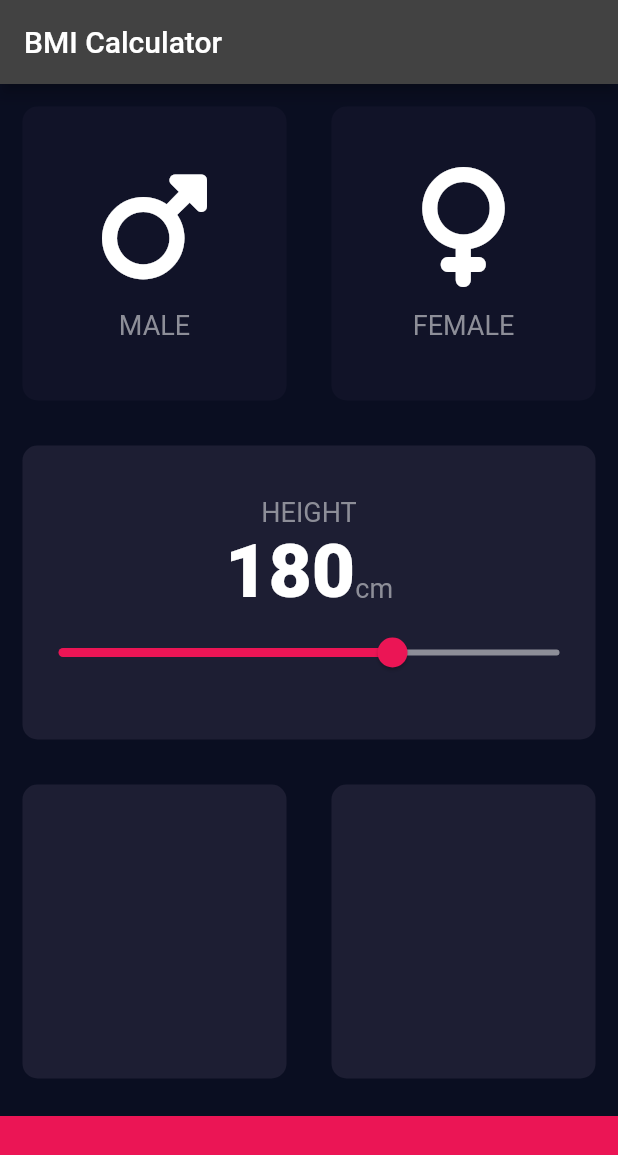
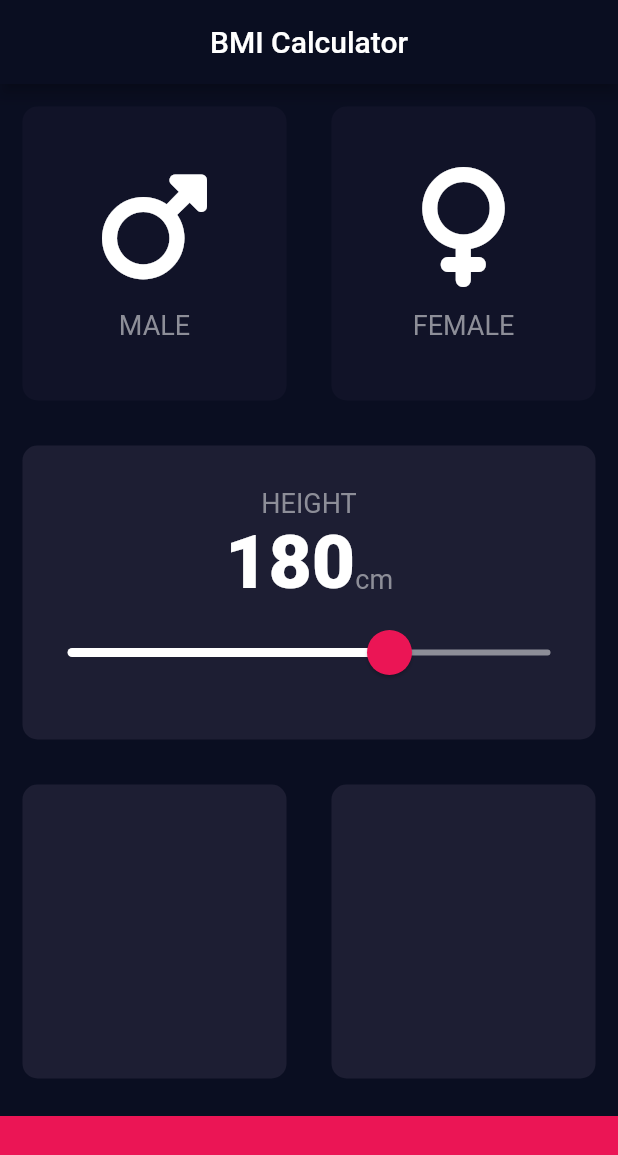
Before and after one commit to hshehabu/flutter-bmi-calculator, a Flutter app: the screen it shows after launch, on a phone screen of 412 x 824 dp. Shown: the top 1155 px of the screen. Run offline on Flutter 3.47's test engine with Material 2 defaults, Android fonts, the phone set to English and light mode, and no system bars; our stand-ins replace font_awesome_flutter.

Commit message:
slider finalized

```diff
--- a/lib/input_page.dart
+++ b/lib/input_page.dart
@@ -86,13 +86,20 @@ class _InputPageState extends State<InputPage> {
                                 'cm',
                                 style: kLabelStyle,
                               ),
-
                             ],
                           ),
-                          Slider(
-                            activeColor: kBottomContainerColor,
-                            inactiveColor: const Color(0xFF8D8E98),
+                          SliderTheme(
+                            data: SliderTheme.of(context).copyWith(
+                              activeTrackColor: Colors.white,
+                              inactiveTrackColor: const Color(0xFF8D8E98),
                               thumbColor: kBottomContainerColor,
+                              overlayColor: const Color(0x29EB1555),
+                              thumbShape: const RoundSliderThumbShape(
+                                  enabledThumbRadius: 15.0),
+                              overlayShape: const RoundSliderOverlayShape(
+                                  overlayRadius: 30.0),
+                            ),
+                            child: Slider(
                               max: 220.0,
                               min: 100.0,
                               value: height.toDouble(),
@@ -101,6 +108,7 @@ class _InputPageState extends State<InputPage> {
                                   height = value.round();
                                 });
                               },
+                            ),
                           )
                         ]),
                     colour: kActiveCardColor,
--- a/lib/main.dart
+++ b/lib/main.dart
@@ -1,16 +1,21 @@
 import 'package:flutter/material.dart';
 import 'input_page.dart';
-void main()=> runApp(const BMICalculator());
+
+void main() => runApp(const BMICalculator());
 
 class BMICalculator extends StatelessWidget {
   const BMICalculator({Key? key}) : super(key: key);
 
   @override
   Widget build(BuildContext context) {
-    return  MaterialApp(
+    return MaterialApp(
       theme: ThemeData.dark().copyWith(
+        appBarTheme: const AppBarTheme(
+          backgroundColor: Color(0xFF0A0E21),
+          centerTitle: true,
+        ),
         primaryColor: const Color(0xFF0A0E21),
-        scaffoldBackgroundColor: const Color(0xFF0A0E21)
+        scaffoldBackgroundColor: const Color(0xFF0A0E21),
       ),
       debugShowCheckedModeBanner: false,
       home: const InputPage(),
```
Lines whose indentation alone changed are shown as unchanged.
